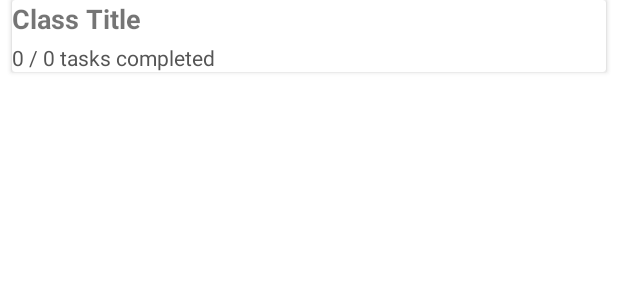
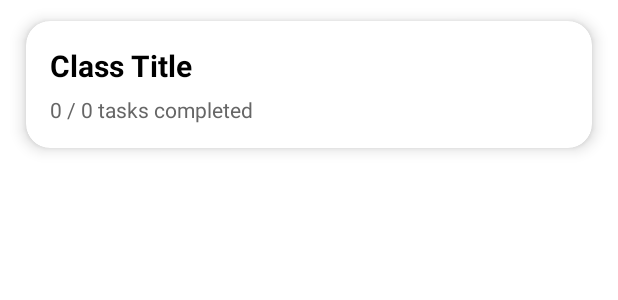
Before and after one commit to Sid-Jain1/TaskMate, an Android app: the layout list_item_class.xml on its own in the app's theme, with its tools: preview values and no code run, on a phone screen of 412 x 824 dp. Shown: the top 300 px of the screen. Run offline under Robolectric (Android 15) with nearby library versions, the phone set to English and light mode, and no system bars.

Commit message:
Changes to buttons
Looked at documentation for CardView and learned how to make better buttons

```diff
--- a/app/src/main/res/layout/list_item_class.xml
+++ b/app/src/main/res/layout/list_item_class.xml
@@ -1,16 +1,20 @@
 <?xml version="1.0" encoding="utf-8"?>
 <androidx.cardview.widget.CardView xmlns:android="http://schemas.android.com/apk/res/android"
+    xmlns:app="http://schemas.android.com/apk/res-auto"
     android:layout_width="match_parent"
     android:layout_height="wrap_content"
     android:layout_marginBottom="12dp"
-    android:layout_marginHorizontal="8dp"
-    android:elevation="4dp"
-    android:padding="12dp">
+    android:layout_marginHorizontal="6dp"
+    android:background="@android:color/white"
+    app:cardElevation="6dp"
+    app:cardCornerRadius="16dp"
+    app:cardUseCompatPadding="true">
 
     <LinearLayout
         android:layout_width="match_parent"
         android:layout_height="wrap_content"
-        android:orientation="vertical">
+        android:orientation="vertical"
+        android:padding="16dp">
 
         <!-- Class Name -->
         <TextView
@@ -18,9 +22,10 @@
             android:layout_width="match_parent"
             android:layout_height="wrap_content"
             android:text="Class Title"
-            android:textSize="18sp"
+            android:textSize="20sp"
             android:textStyle="bold"
-            android:layout_marginBottom="4dp" />
+            android:textColor="@android:color/black"
+            android:layout_marginBottom="6dp" />
 
         <!-- Class Progress -->
         <TextView
@@ -29,6 +34,6 @@
             android:layout_height="wrap_content"
             android:text="0 / 0 tasks completed"
             android:textSize="14sp"
-            android:textColor="#555555" />
+            android:textColor="#666666" />
     </LinearLayout>
 </androidx.cardview.widget.CardView>
```
Also changed, not shown: app/src/main/java/edu/vt/mobiledev/taskmate/ClassListFragment.kt (+0 -18 lines), app/src/main/res/menu/fragment_class_list.xml (deleted, +0 -10 lines).
